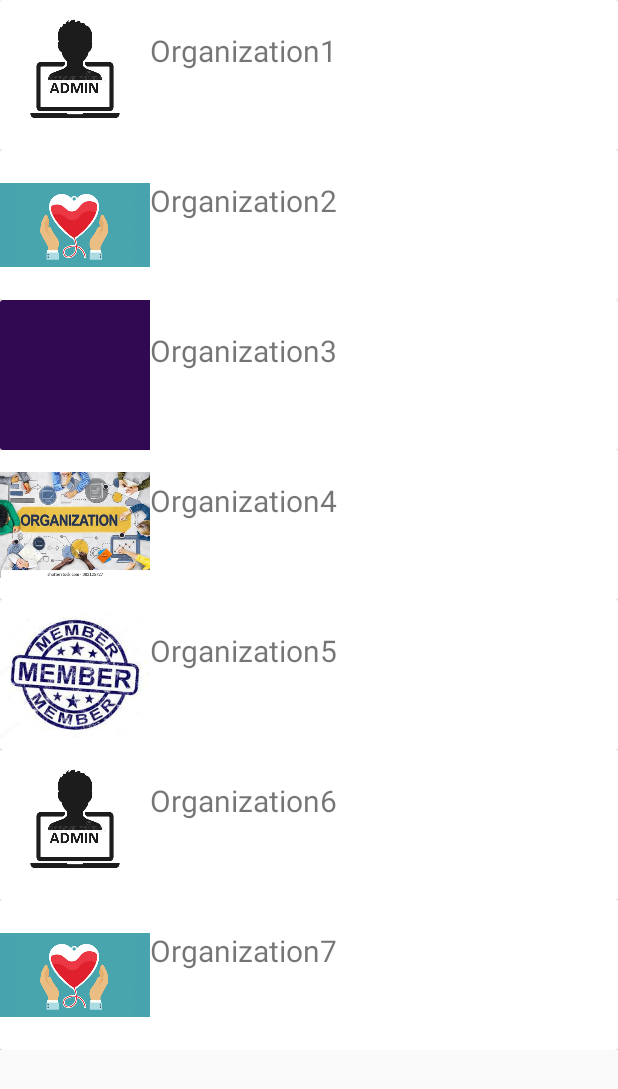
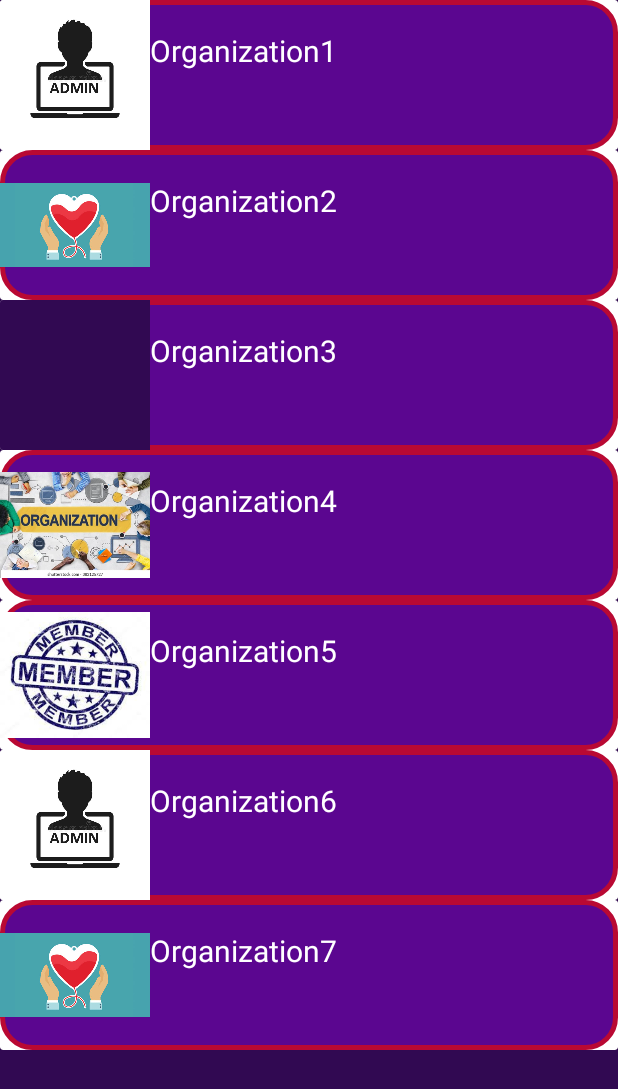
Before and after one commit to hawanha1/androidStudioProject, an Android app: the Organization screen opened directly, with no data from a screen before it, on a phone screen of 412 x 824 dp. Shown: the top 1089 px of the screen. Run offline under Robolectric (Android 15) with nearby library versions, the phone set to English and light mode, and no system bars.

Commit message:
recycler view wrking correctly

```diff
--- a/trustwalefare/app/src/main/res/layout/activity_organization.xml
+++ b/trustwalefare/app/src/main/res/layout/activity_organization.xml
@@ -4,7 +4,8 @@
     xmlns:tools="http://schemas.android.com/tools"
     android:layout_width="wrap_content"
     android:layout_height="wrap_content"
-    tools:context=".Organization">
+    tools:context=".Organization"
+    android:background="@drawable/background">
 
     <androidx.recyclerview.widget.RecyclerView
         android:id="@+id/OrganizationRecyclerView"
--- a/trustwalefare/app/src/main/res/layout/organization_row.xml
+++ b/trustwalefare/app/src/main/res/layout/organization_row.xml
@@ -1,19 +1,23 @@
 <?xml version="1.0" encoding="utf-8"?>
-<androidx.constraintlayout.widget.ConstraintLayout
+<RelativeLayout
     xmlns:android="http://schemas.android.com/apk/res/android"
     xmlns:app="http://schemas.android.com/apk/res-auto"
     xmlns:tools="http://schemas.android.com/tools"
     android:layout_width="match_parent"
-    android:layout_height="wrap_content">
+    android:layout_height="wrap_content"
+    android:background="@drawable/background">
+
 
     <androidx.cardview.widget.CardView
+        android:layout_below="@+id/titleText"
         android:layout_width="match_parent"
         android:layout_height="match_parent"
         tools:ignore="MissingConstraints">
 
         <RelativeLayout
-            android:layout_width="wrap_content"
-            android:layout_height="wrap_content">
+            android:layout_width="match_parent"
+            android:layout_height="wrap_content"
+            android:background="@drawable/rounded_input">
 
             <ImageView
                 android:id="@+id/imageView"
@@ -21,7 +25,6 @@
                 android:layout_height="100dp"
                 app:srcCompat="@drawable/admin"
                 />
-
             <TextView
                 android:id="@+id/textView"
                 android:layout_width="wrap_content"
@@ -29,7 +32,8 @@
                 android:layout_toRightOf="@id/imageView"
                 android:layout_marginTop="20dp"
                 android:textSize="20dp"
-                android:text="TextView" />
+                android:text="TextView"
+                android:textColor="@color/white"/>
         </RelativeLayout>
     </androidx.cardview.widget.CardView>
-</androidx.constraintlayout.widget.ConstraintLayout>
+</RelativeLayout>
```
